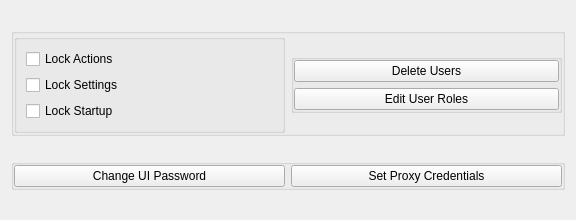
Old version of the form src/nekobox/ui/security/security.ui in the repository qr243vbi/nekobox.
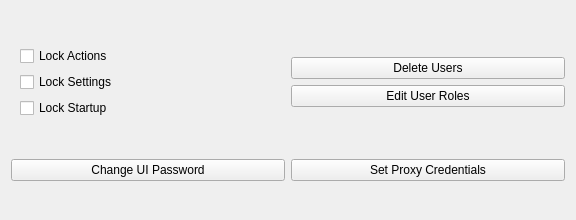
New version of the form.

```diff
--- a/src/nekobox/ui/security/security.ui
+++ b/src/nekobox/ui/security/security.ui
@@ -22,6 +22,9 @@
        <verstretch>0</verstretch>
       </sizepolicy>
      </property>
+     <property name="styleSheet">
+      <string notr="true"> QGroupBox{ border: none; background: transparent; }   </string>
+     </property>
      <property name="title">
       <string/>
      </property>
@@ -88,6 +91,9 @@
           <verstretch>0</verstretch>
          </sizepolicy>
         </property>
+        <property name="styleSheet">
+         <string notr="true"> QGroupBox{ border: none; background: transparent; }   </string>
+        </property>
         <property name="title">
          <string/>
         </property>
@@ -138,6 +144,9 @@
      <property name="autoFillBackground">
       <bool>false</bool>
      </property>
+     <property name="styleSheet">
+      <string notr="true"> QGroupBox{ border: none; background: transparent; }   </string>
+     </property>
      <property name="title">
       <string/>
      </property>
```
